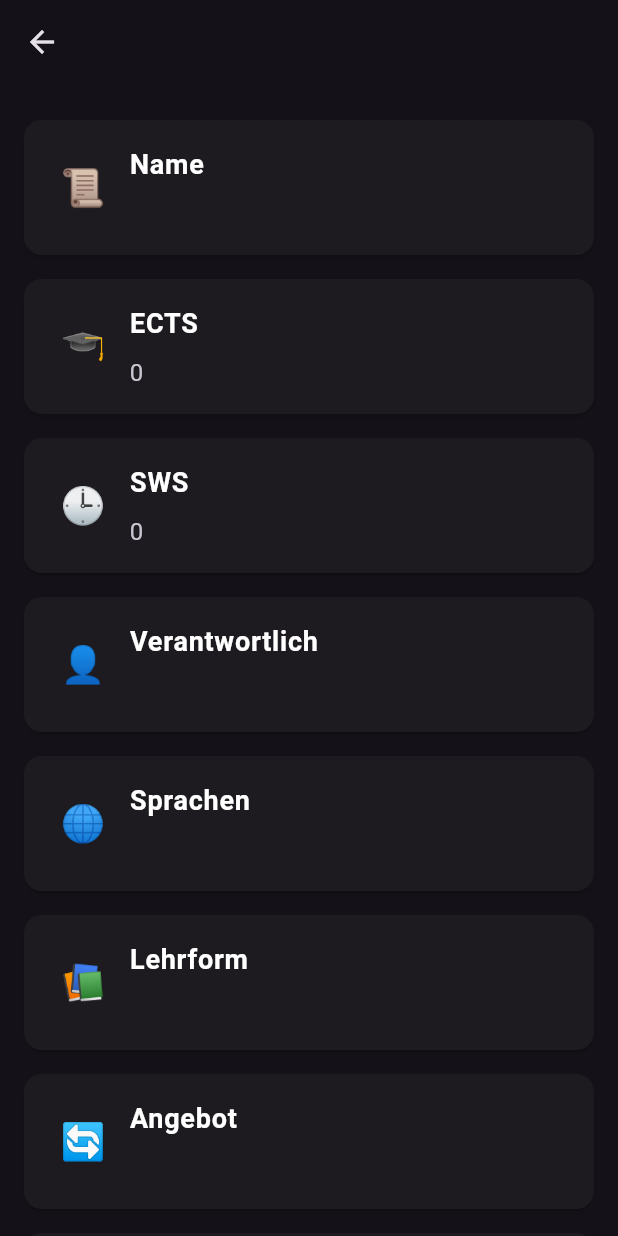
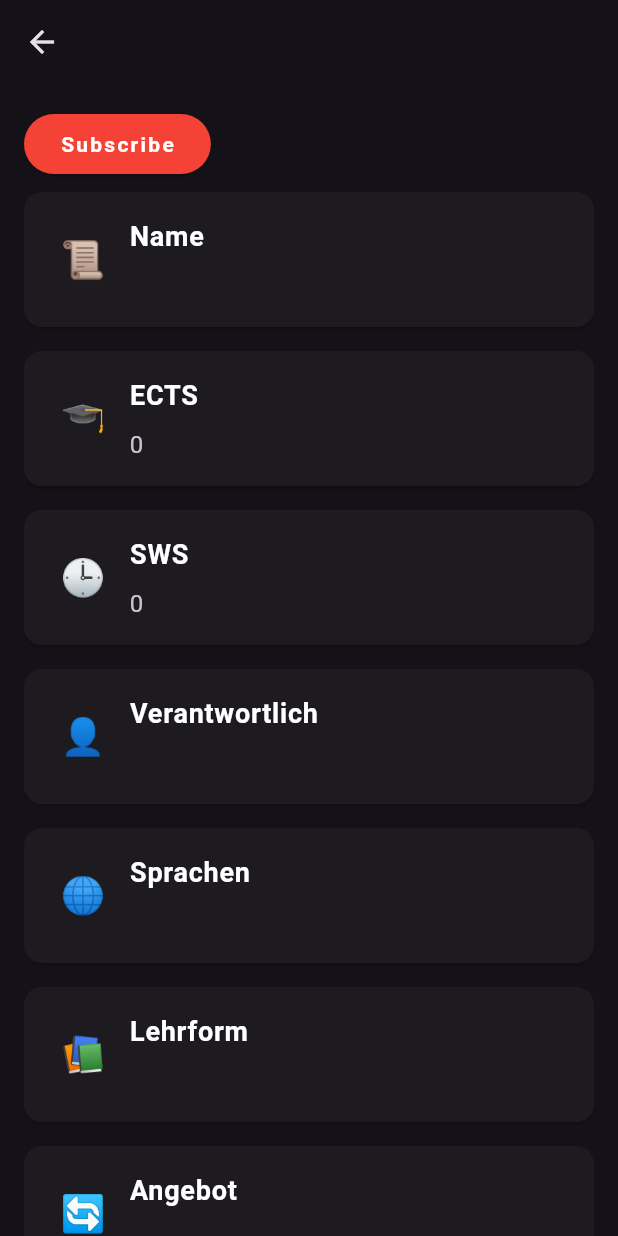
Before and after one commit to angel-curras/OrganisationApp-SE, a Flutter app: the ModuleDetailsPage screen opened directly with empty values, on a phone screen of 412 x 824 dp. Run offline on Flutter 3.47's test engine with Material 3 defaults, Android fonts, the phone set to English and light mode, and no system bars; our stand-ins replace flutter_dotenv, font_awesome_flutter, shared_preferences, webview_flutter; accounts and stored records are empty.

Commit message:
added button to subscribe to course

```diff
--- a/apps/frontend/lib/pages/courses/module_details_page.dart
+++ b/apps/frontend/lib/pages/courses/module_details_page.dart
@@ -21,6 +21,8 @@ class ModuleDetailsPage extends StatelessWidget {
         child: Column(
           crossAxisAlignment: CrossAxisAlignment.start,
           children: [
+            // add a button to edit the module
+            const SubscribeButton(),
             _buildModuleDetailCard('Name', module.name, '📜'),
             _buildModuleDetailCard('ECTS', module.ects.toString(), '🎓'),
             _buildModuleDetailCard('SWS', module.sws.toString(), '🕒'),
@@ -70,3 +72,27 @@ class ModuleDetailsPage extends StatelessWidget {
     );
   }
 }
+
+class SubscribeButton extends StatelessWidget {
+  const SubscribeButton({
+    super.key,
+  });
+
+  @override
+  Widget build(BuildContext context) {
+    return Container(
+      child: ElevatedButton(
+        onPressed: () {},
+        style: TextButton.styleFrom(
+          backgroundColor: Colors.red,
+        ),
+        child: const Text(
+          'Subscribe',
+          style: TextStyle(
+            color: Colors.white,
+          ),
+        ),
+      ),
+    );
+  }
+}
```
